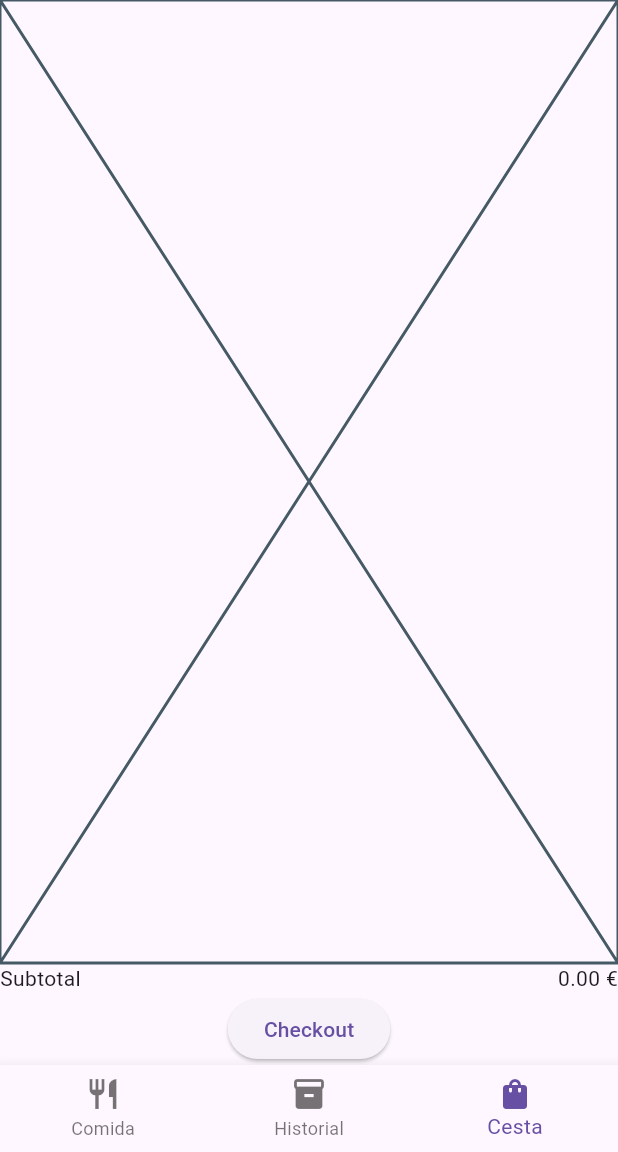
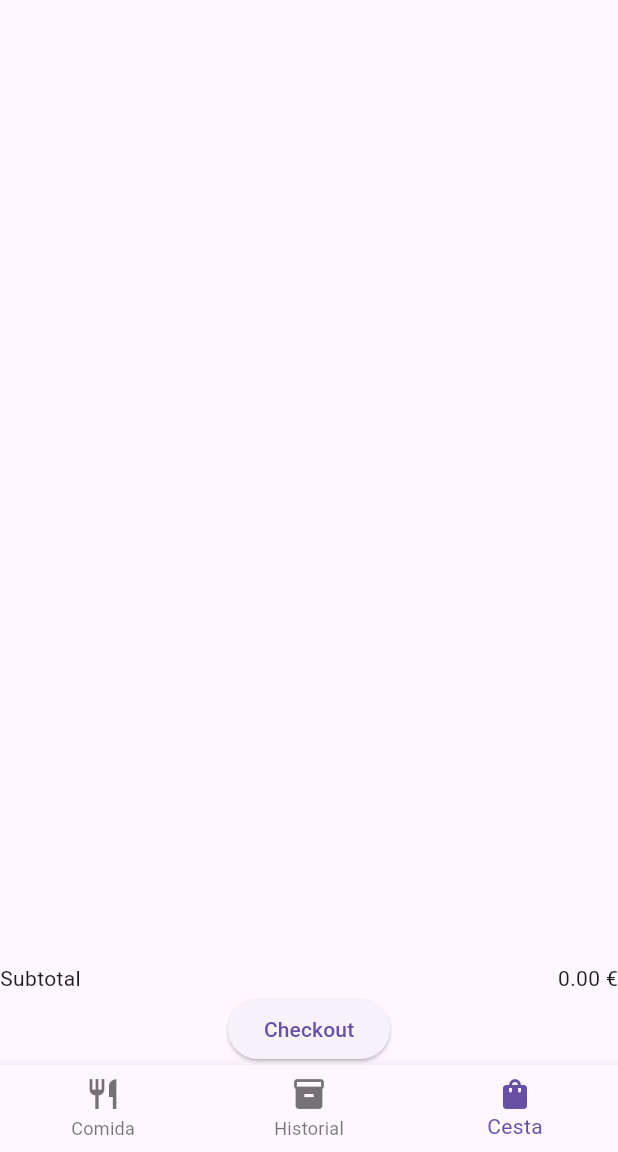
Before and after one commit to marcaixs/kntina_app, a Flutter app: the screen it shows after launch, item 3 of the bottom bar chosen, on a phone screen of 412 x 824 dp, the part 84-1236 px from its top. Run offline on Flutter 3.47's test engine with Material 3 defaults, Android fonts, the phone set to English and light mode, and no system bars; network calls fail.

Commit message:
feat: render a listview of items in cart

```diff
--- a/lib/features/cart/widgets/cart_list.dart
+++ b/lib/features/cart/widgets/cart_list.dart
@@ -1,10 +1,20 @@
 import 'package:flutter/material.dart';
+import 'package:kntina_app/features/cart/widgets/cart_food_card.dart';
 
 class CartList extends StatelessWidget {
-  const CartList({super.key});
+  final List cartList;
+  const CartList({super.key, required this.cartList});
 
   @override
   Widget build(BuildContext context) {
-    return const Placeholder();
+    return Container(
+      child: ListView.builder(
+        padding: const EdgeInsets.all(8),
+        itemCount: cartList.length,
+        itemBuilder: (BuildContext context, int index) {
+          return CartFoodCard(item: cartList[index]);
+        },
+      ),
+    );
   }
 }
```
